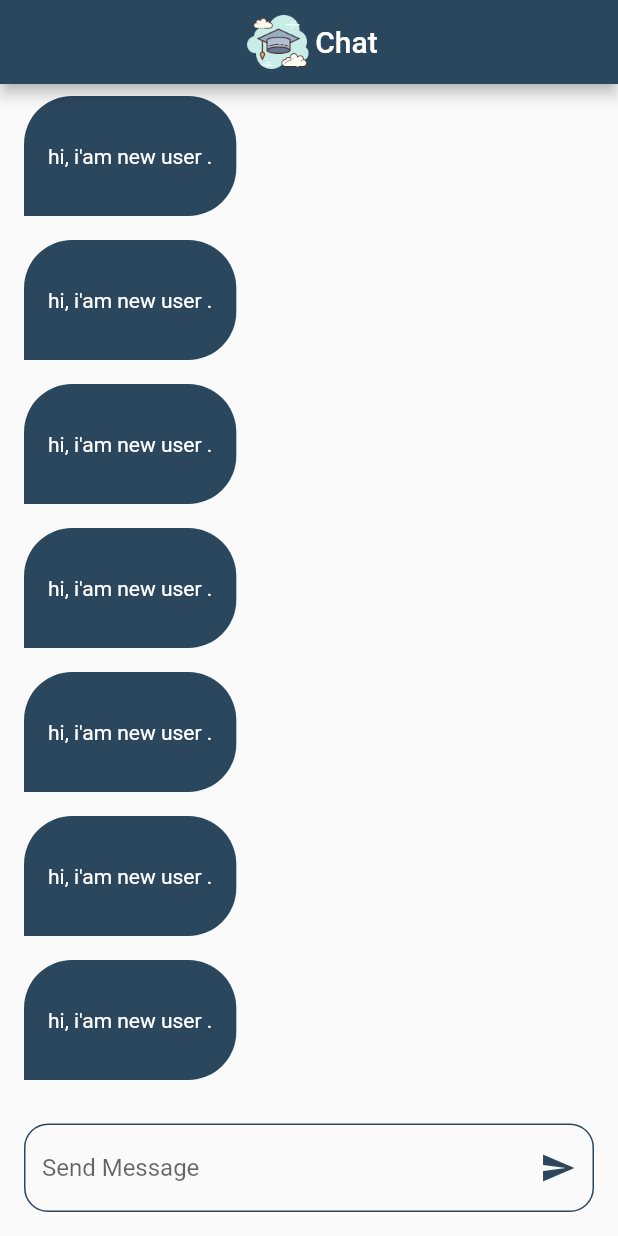
After one commit to moustafa3laa2/ScholerApp, a Flutter app: the ChatScreen screen opened by its route, on a phone screen of 412 x 824 dp. The commit adds this screen. Run offline on Flutter 3.47's test engine with Material 2 defaults, Android fonts, the phone set to English and light mode, and no system bars; our stand-ins replace firebase_auth, firebase_core, modal_progress_hud_nsn; accounts and stored records are empty.

Commit message:
create ui of chat screen

```diff
--- a/lib/constants.dart
+++ b/lib/constants.dart
@@ -1,3 +1,4 @@
 import 'package:flutter/material.dart';
 
 const kPrimaaryColor = Color(0xff2B475E);
+const kLogo = 'assets/images/scholar.png';
--- a/lib/main.dart
+++ b/lib/main.dart
@@ -1,6 +1,7 @@
 import 'package:firebase_core/firebase_core.dart';
 import 'package:flutter/material.dart';
 import 'package:schooler_app/firebase_options.dart';
+import 'package:schooler_app/screens/chat_screen.dart';
 import 'package:schooler_app/screens/login_screen.dart';
 import 'package:schooler_app/screens/register_screen.dart';
 
@@ -22,6 +23,7 @@ class ScholarApp extends StatelessWidget {
       routes: {
         LoginScreen.id :(context) =>  LoginScreen(),
         RegisterScreen.id : (context) =>  RegisterScreen(),
+        ChatScreen.id :(context) => ChatScreen(),
       },
       debugShowCheckedModeBanner:false,
       initialRoute: 'LoginScreen',
--- /dev/null
+++ b/lib/screens/chat_screen.dart
@@ -0,0 +1,64 @@
+import 'package:flutter/material.dart';
+import 'package:schooler_app/constants.dart';
+import 'package:schooler_app/widgets/chat_buble.dart';
+
+class ChatScreen extends StatelessWidget {
+  const ChatScreen({super.key});
+  static String id = 'ChatScreen';
+  @override
+  Widget build(BuildContext context) {
+    return Scaffold(
+      appBar: AppBar(
+        automaticallyImplyLeading: false,
+        backgroundColor: kPrimaaryColor,
+        title: Row(
+          mainAxisAlignment: MainAxisAlignment.center,
+          children: [
+            Image.asset(
+              kLogo,
+              height: 50,
+            ),
+            const Text(
+              'Chat',
+            ),
+          ],
+        ),
+      ),
+      body: Column(
+        children: [
+          Expanded(
+            child: ListView.builder(
+              itemCount: 10,
+              itemBuilder: (BuildContext context, int index) {
+                return ChatBuble();
+              },
+            ),
+          ),
+          Padding(
+            padding: const EdgeInsets.all(16),
+            child: TextField(
+
+              decoration: InputDecoration(
+
+                suffixIcon: const Icon(Icons.send,color: kPrimaaryColor,),
+               hintText: 'Send Message',
+                enabledBorder: OutlineInputBorder(
+                  borderRadius: BorderRadius.circular(16),
+                  borderSide: const BorderSide(color:kPrimaaryColor)
+                ),
+                focusedBorder: OutlineInputBorder(
+                  borderRadius: BorderRadius.circular(16),
+                  borderSide: const BorderSide(
+                    color: kPrimaaryColor,
+
+                  )
+                )
+              ),
+
+            ),
+          )
+        ],
+      ),
+    );
+  }
+}
--- a/lib/screens/login_screen.dart
+++ b/lib/screens/login_screen.dart
@@ -3,6 +3,7 @@ import 'package:flutter/material.dart';
 import 'package:modal_progress_hud_nsn/modal_progress_hud_nsn.dart';
 import 'package:schooler_app/constants.dart';
 import 'package:schooler_app/helper/show_snack_bar.dart';
+import 'package:schooler_app/screens/chat_screen.dart';
 import 'package:schooler_app/screens/register_screen.dart';
 import 'package:schooler_app/widgets/custom_button.dart';
 import 'package:schooler_app/widgets/custom_text_field.dart';
@@ -38,7 +39,7 @@ class _LoginScreenState extends State<LoginScreen> {
                   height: 50,
                 ),
                 const Image(
-                  image: AssetImage('assets/images/scholar.png'),
+                  image: AssetImage(kLogo),
                   height: 100,
                 ),
                 const Align(
@@ -95,16 +96,17 @@ class _LoginScreenState extends State<LoginScreen> {
                       try {
                         await loginUser();
                         showSnackBar(context, 'Login Success');
+                        Navigator.pushNamed(context, ChatScreen.id);
                       } on FirebaseAuthException catch (e) {
                         if (e.code == 'user-not-found') {
                           showSnackBar(
-                              context, 'No user found for that email.');
+                              context, 'No user found for that email.',);
                         } else if (e.code == 'wrong-password') {
                           showSnackBar(context,
-                              'Wrong password provided for that user.');
+                              'Wrong password provided for that user.',);
                         }
                       } catch (e) {
-                        showSnackBar(context, e.toString());
+                        showSnackBar(context, e.toString(),);
                       }
 
                       isLoading = false;
--- a/lib/screens/register_screen.dart
+++ b/lib/screens/register_screen.dart
@@ -2,6 +2,7 @@ import 'package:firebase_auth/firebase_auth.dart';
 import 'package:flutter/material.dart';
 import 'package:schooler_app/constants.dart';
 import 'package:schooler_app/helper/show_snack_bar.dart';
+import 'package:schooler_app/screens/chat_screen.dart';
 import 'package:schooler_app/widgets/custom_button.dart';
 import 'package:schooler_app/widgets/custom_text_field.dart';
 import 'package:modal_progress_hud_nsn/modal_progress_hud_nsn.dart';
@@ -37,7 +38,7 @@ class _RegisterScreenState extends State<RegisterScreen> {
                   height: 50,
                 ),
                 const Image(
-                  image: AssetImage('assets/images/scholar.png'),
+                  image: AssetImage(kLogo),
                   height: 100,
                 ),
                 const Align(
@@ -88,12 +89,11 @@ class _RegisterScreenState extends State<RegisterScreen> {
                   onTap: () async {
                     if (formKey.currentState!.validate()) {
                       isLoading = true;
-                      setState(() {
-
-                      });
+                      setState(() {});
                       try {
                         await userRegister();
                         showSnackBar(context, 'Success');
+                        Navigator.pushNamed(context, ChatScreen.id);
                       } on FirebaseAuthException catch (ex) {
                         if (ex.code == 'weak-password') {
                           showSnackBar(context, 'Weak Password');
@@ -105,9 +105,7 @@ class _RegisterScreenState extends State<RegisterScreen> {
                       }
 
                       isLoading = false;
-                      setState(() {
-
-                      });
+                      setState(() {});
                     }
                   },
                   buttonName: 'REGISTER',
@@ -145,8 +143,6 @@ class _RegisterScreenState extends State<RegisterScreen> {
     );
   }
 
-
-
   Future<void> userRegister() async {
     UserCredential userCredential = await FirebaseAuth.instance
         .createUserWithEmailAndPassword(email: email!, password: password!);
--- /dev/null
+++ b/lib/widgets/chat_buble.dart
@@ -0,0 +1,32 @@
+import 'package:flutter/material.dart';
+import 'package:schooler_app/constants.dart';
+
+class ChatBuble extends StatelessWidget {
+  const ChatBuble({
+    super.key,
+  });
+
+  @override
+  Widget build(BuildContext context) {
+    return Align(
+      alignment: Alignment.centerLeft,
+      child: Container(
+        padding:
+            const EdgeInsets.only(left: 16, top: 32, bottom: 32, right: 16),
+        margin: const EdgeInsets.symmetric(horizontal: 16, vertical: 8),
+        decoration: const BoxDecoration(
+          borderRadius: BorderRadius.only(
+            bottomRight: Radius.circular(32),
+            topLeft: Radius.circular(32),
+            topRight: Radius.circular(32),
+          ),
+          color: kPrimaaryColor,
+        ),
+        child: const Text(
+          'hi, i\'am new user .',
+          style: TextStyle(color: Colors.white),
+        ),
+      ),
+    );
+  }
+}
```
